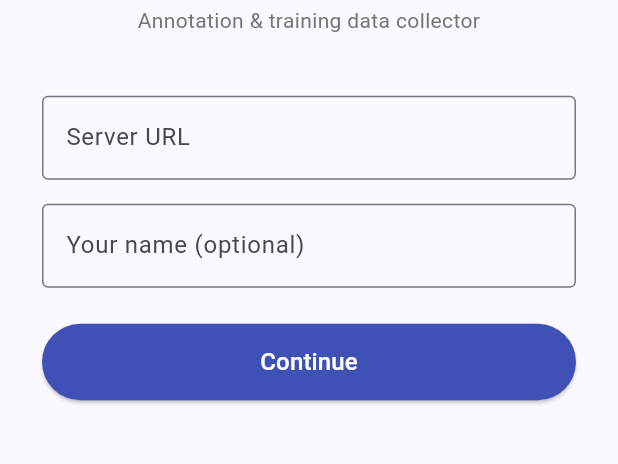
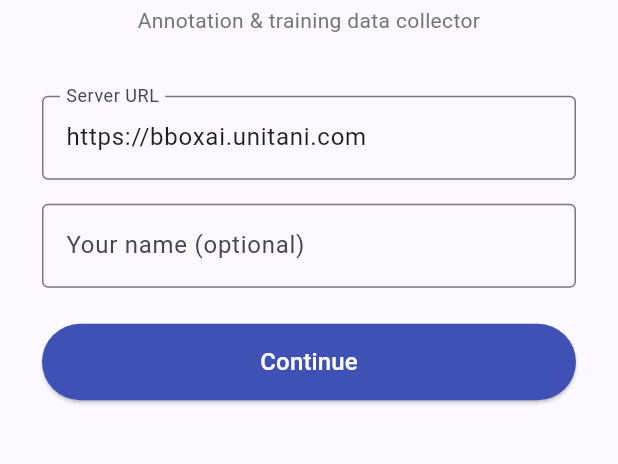
Before and after one commit to zainalabidin85/bboxAI, a Flutter app: the screen it shows after launch, on a phone screen of 412 x 824 dp, the part 502-966 px from its top. Run offline on Flutter 3.47's test engine with Material 3 defaults, Android fonts, the phone set to English and light mode, and no system bars; our stand-ins replace camera, dio, image_picker, shared_preferences; accounts and stored records are empty.

Commit message:
Default Flutter app's server URL to the deployed public instance
Server URL was previously blank by default, forcing every user to type
it in on first launch. Defaults to https://bboxai.unitani.com now that
it's deployed and publicly reachable; still overridable in Settings for
local/dev use.

Co-Authored-By: Claude Sonnet 5 <noreply@anthropic.com>

```diff
--- a/bbox-app/lib/screens/settings_screen.dart
+++ b/bbox-app/lib/screens/settings_screen.dart
@@ -78,7 +78,7 @@ class _SettingsScreenState extends State<SettingsScreen> {
                 controller: _urlController,
                 decoration: const InputDecoration(
                   labelText: 'Server URL',
-                  hintText: 'http://192.168.x.x:8000',
+                  hintText: 'https://bboxai.unitani.com',
                   border: OutlineInputBorder(),
                 ),
                 keyboardType: TextInputType.url,
--- a/bbox-app/lib/services/api_service.dart
+++ b/bbox-app/lib/services/api_service.dart
@@ -13,9 +13,11 @@ class ApiService {
 
   // ── Settings ───────────────────────────────────────────────────────────────
 
+  static const _defaultServerUrl = 'https://bboxai.unitani.com';
+
   static Future<String> getServerUrl() async {
     final prefs = await SharedPreferences.getInstance();
-    return prefs.getString(_keyServerUrl) ?? '';
+    return prefs.getString(_keyServerUrl) ?? _defaultServerUrl;
   }
 
   static Future<String> getTaggerName() async {
```
